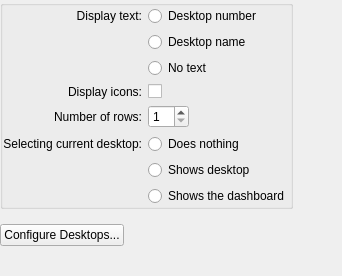
This is plasma/desktop/applets/pager/pagerConfig.ui in mgottschlag/kwin-tiling as Qt 5 draws it before an edit. The edited form follows.
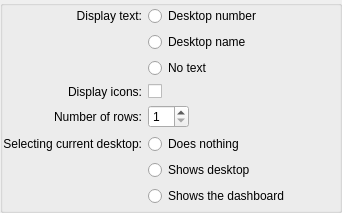
This is the edited form. Custom widgets are drawn as their Qt base class.

Commit message: Embed the Virtual Desktops KCM directly into the dialog and remove the "Configure desktops" button

Diff of the .ui file:
```diff
--- a/plasma/desktop/applets/pager/pagerConfig.ui
+++ b/plasma/desktop/applets/pager/pagerConfig.ui
@@ -7,7 +7,7 @@
     <x>0</x>
     <y>0</y>
     <width>342</width>
-    <height>276</height>
+    <height>213</height>
    </rect>
   </property>
   <property name="windowTitle">
@@ -183,72 +183,6 @@
      </layout>
     </widget>
    </item>
-   <item row="0" column="1">
-    <spacer name="horizontalSpacer">
-     <property name="orientation">
-      <enum>Qt::Horizontal</enum>
-     </property>
-     <property name="sizeHint" stdset="0">
-      <size>
-       <width>4</width>
-       <height>20</height>
-      </size>
-     </property>
-    </spacer>
-   </item>
-   <item row="1" column="0">
-    <spacer name="verticalSpacer">
-     <property name="orientation">
-      <enum>Qt::Vertical</enum>
-     </property>
-     <property name="sizeType">
-      <enum>QSizePolicy::Fixed</enum>
-     </property>
-     <property name="sizeHint" stdset="0">
-      <size>
-       <width>20</width>
-       <height>15</height>
-      </size>
-     </property>
-    </spacer>
-   </item>
-   <item row="2" column="0" colspan="2">
-    <layout class="QHBoxLayout" name="horizontalLayout">
-     <item>
-      <widget class="QPushButton" name="configureDesktopsButton">
-       <property name="text">
-        <string>Configure Desktops...</string>
-       </property>
-      </widget>
-     </item>
-     <item>
-      <spacer name="horizontalSpacer_2">
-       <property name="orientation">
-        <enum>Qt::Horizontal</enum>
-       </property>
-       <property name="sizeHint" stdset="0">
-        <size>
-         <width>333</width>
-         <height>20</height>
-        </size>
-       </property>
-      </spacer>
-     </item>
-    </layout>
-   </item>
-   <item row="3" column="0">
-    <spacer name="verticalSpacer_4">
-     <property name="orientation">
-      <enum>Qt::Vertical</enum>
-     </property>
-     <property name="sizeHint" stdset="0">
-      <size>
-       <width>20</width>
-       <height>47</height>
-      </size>
-     </property>
-    </spacer>
-   </item>
   </layout>
  </widget>
  <customwidgets>
```
Left out of the diff: 3 changed lines with no effect on the pictures. The commit also changes 3 other files.
